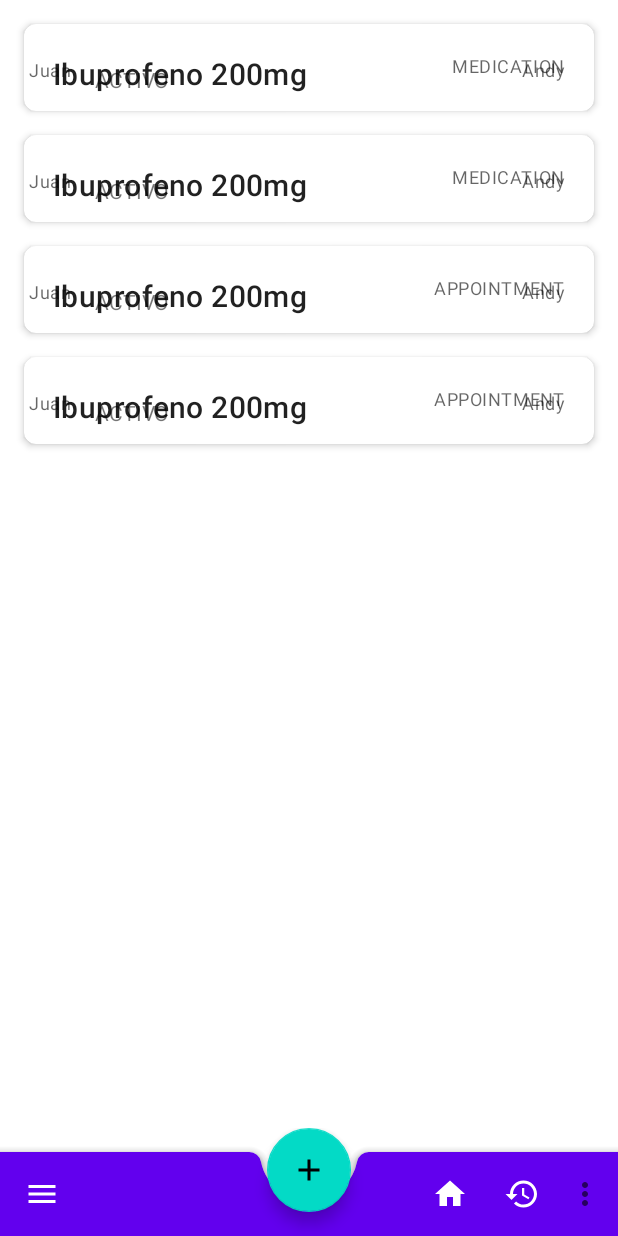
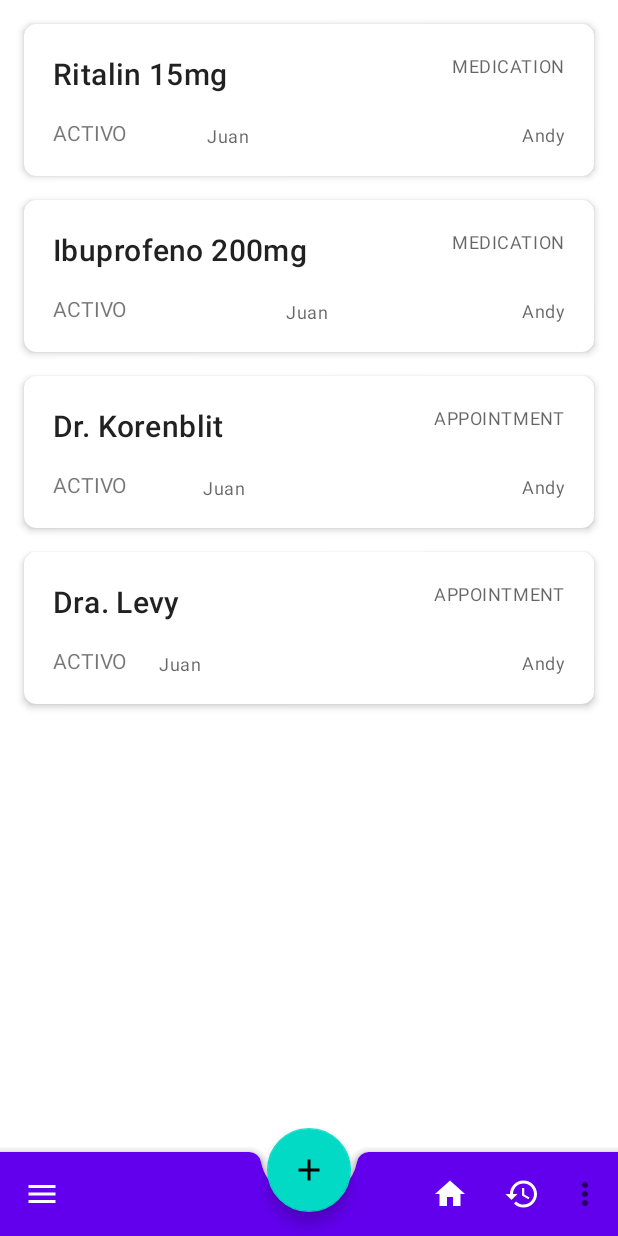
Before and after one commit to andykamin3/IuvoCare, an Android app: the HomeFragment screen opened directly, with no data from a screen before it, on a phone screen of 412 x 824 dp. Run offline under Robolectric (Android 15) with nearby library versions, the phone set to English and light mode, and no system bars; our stand-ins replace Firebase (no records; nobody signed in at launch, a user with empty details on screens opened directly).

Commit message:
Fixed errors associated with Git commit mess

```diff
--- a/app/src/main/java/com/andreskaminker/iuvocare/dtypes/Helper.kt
+++ b/app/src/main/java/com/andreskaminker/iuvocare/dtypes/Helper.kt
@@ -4,5 +4,5 @@ data class Helper(
     val id: String,
     val name_given: String,
     val email: String,
-    val helped: Array<String>
+    val helped: String
 )
--- a/app/src/main/java/com/andreskaminker/iuvocare/dtypes/Patient.kt
+++ b/app/src/main/java/com/andreskaminker/iuvocare/dtypes/Patient.kt
@@ -4,5 +4,5 @@ data class Patient(
     val id: String,
     val name_given: String,
     val email: String,
-    val helper: Array<String>
+    val helper: String
 )
--- a/app/src/main/java/com/andreskaminker/iuvocare/fragments/HomeFragment.kt
+++ b/app/src/main/java/com/andreskaminker/iuvocare/fragments/HomeFragment.kt
@@ -22,7 +22,7 @@ class HomeFragment : Fragment() {
     private lateinit var v: View
     private lateinit var actionDisplay: RecyclerView
     private lateinit var viewAdapter: ActionAdapter
-    private val currentPatient = Patient("123", "Andy", "andykamin3@gmail.com", arrayOf(""))
+    private val currentPatient = Patient("123", "Andy", "andykamin3@gmail.com", "")
     private val patientActions = arrayListOf<PatientActions>(
         MedicationRequest("111", "Ritalin 15mg", currentPatient, "18-07 19:30"),
         MedicationRequest("110", "Ibuprofeno 200mg", currentPatient, "18-07 20:30"),
--- a/app/src/main/java/com/andreskaminker/iuvocare/fragments/SignUpFragment.kt
+++ b/app/src/main/java/com/andreskaminker/iuvocare/fragments/SignUpFragment.kt
@@ -78,7 +78,7 @@ class SignUpFragment : Fragment() {
                         id = user.uid,
                         name_given = name,
                         email = email,
-                        helped = arrayOf("")
+                        helped = ""
                     )
                     db.collection("helpers").document(helperData.id).set(helperData)
                     goToUserPreferences()
--- a/app/src/main/java/com/andreskaminker/iuvocare/helpers/ActionAdapter.kt
+++ b/app/src/main/java/com/andreskaminker/iuvocare/helpers/ActionAdapter.kt
@@ -17,7 +17,7 @@ class ActionAdapter (private val patientActions: ArrayList<PatientActions>): Rec
         val cv = cardView
         val textViewMain: TextView = cv.findViewById(R.id.textViewMain)
         val textViewName: TextView = cv.findViewById(R.id.textViewName)
-        val textViewKind: TextView = cv.findViewById(R.id.textViewMain)
+        val textViewKind: TextView = cv.findViewById(R.id.textViewKind)
         val textViewStatus: TextView = cv.findViewById(R.id.textViewStatus)
         val textViewTime: TextView = cv.findViewById(R.id.textViewTime)
     }
--- a/app/src/main/res/layout/action_card.xml
+++ b/app/src/main/res/layout/action_card.xml
@@ -18,7 +18,7 @@
         android:paddingBottom="3dp">
 
         <TextView
-            android:id="@+id/textViewUser"
+            android:id="@+id/textViewMain"
             style="@style/TextAppearance.MaterialComponents.Headline6"
             android:layout_width="wrap_content"
             android:layout_height="wrap_content"
@@ -33,12 +33,12 @@
             style="@style/TextAppearance.MaterialComponents.Caption"
             android:layout_width="wrap_content"
             android:layout_height="wrap_content"
-            android:layout_marginTop="8dp"
-            android:layout_marginBottom="8dp"
+            android:layout_marginTop="11dp"
             android:text="@string/patient_name_placeholder"
             app:layout_constraintBottom_toBottomOf="parent"
-            app:layout_constraintStart_toStartOf=""
-            app:layout_constraintTop_toBottomOf="" />
+            app:layout_constraintEnd_toEndOf="@+id/textViewMain"
+            app:layout_constraintStart_toEndOf="@+id/textViewMain"
+            app:layout_constraintTop_toBottomOf="@+id/textViewMain" />
 
         <TextView
             android:id="@+id/textViewKind"
@@ -66,11 +66,13 @@
             android:id="@+id/textViewStatus"
             android:layout_width="wrap_content"
             android:layout_height="wrap_content"
-            android:layout_marginStart="16dp"
+            android:layout_marginTop="16dp"
+            android:layout_marginBottom="8dp"
             android:text="@string/status_placeholder"
             app:layout_constraintBottom_toBottomOf="parent"
-            app:layout_constraintStart_toEndOf="@+id/textViewName"
-            app:layout_constraintTop_toBottomOf="" />
+            app:layout_constraintEnd_toEndOf="@+id/textViewUser"
+            app:layout_constraintStart_toStartOf="@+id/textViewMain"
+            app:layout_constraintTop_toBottomOf="@+id/textViewMain" />
 
     </androidx.constraintlayout.widget.ConstraintLayout>
 </com.google.android.material.card.MaterialCardView>
--- a/app/src/main/res/layout/user_card.xml
+++ b/app/src/main/res/layout/user_card.xml
@@ -18,7 +18,7 @@
         android:paddingBottom="3dp">
 
         <TextView
-            android:id="@+id/textViewUser"
+            android:id="@+id/textViewMain"
             style="@style/TextAppearance.MaterialComponents.Headline6"
             android:layout_width="wrap_content"
             android:layout_height="wrap_content"
```
Also changed, not shown: app/src/main/res/drawable/ic_baseline_search_24_g.xml (added, +10 -0 lines).
